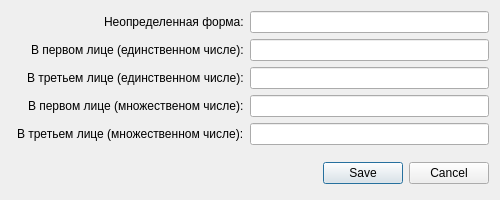
The window that sours/UI/d_converter_edit_words.ui (andmoni/converter_readings) describes before a commit, drawn with Qt 5.
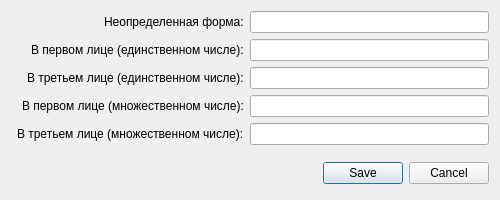
The same window after the commit. Icons and pictures are not drawn.

Diff of the .ui file:
```diff
--- a/sours/UI/d_converter_edit_words.ui
+++ b/sours/UI/d_converter_edit_words.ui
@@ -121,7 +121,7 @@
         <string>Слово спряженное в первом лице (множественном числе)</string>
        </property>
        <property name="text">
-        <string>В первом лице (множественом числе):</string>
+        <string>В первом лице (множественном числе):</string>
        </property>
       </widget>
      </item>
```
